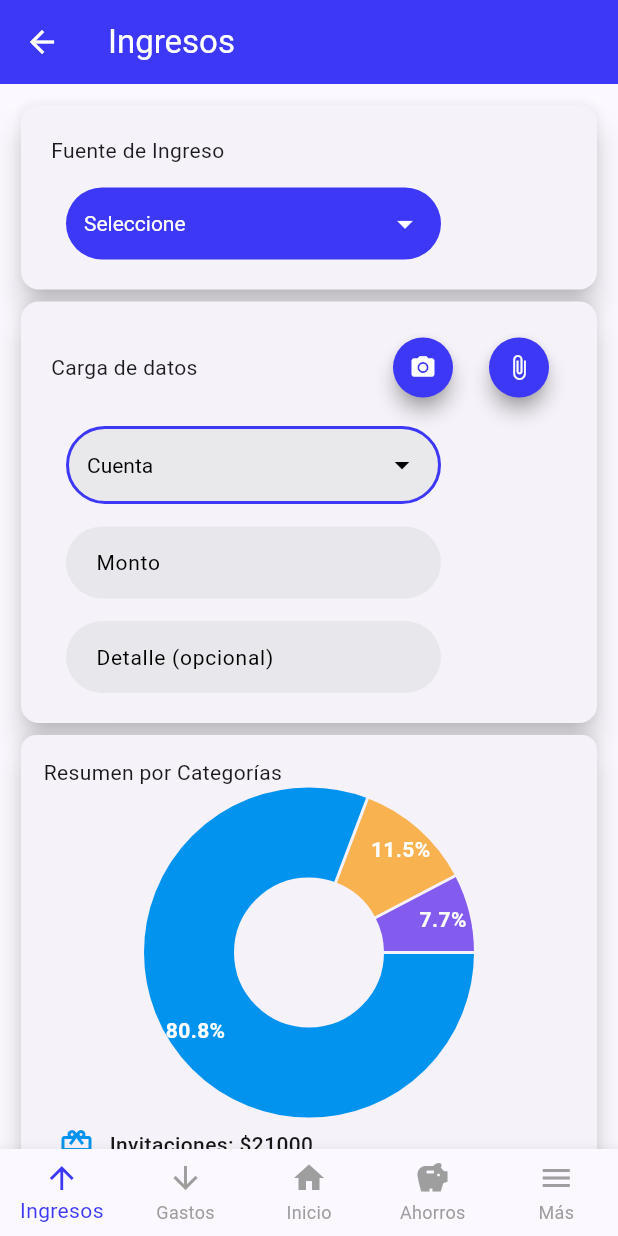
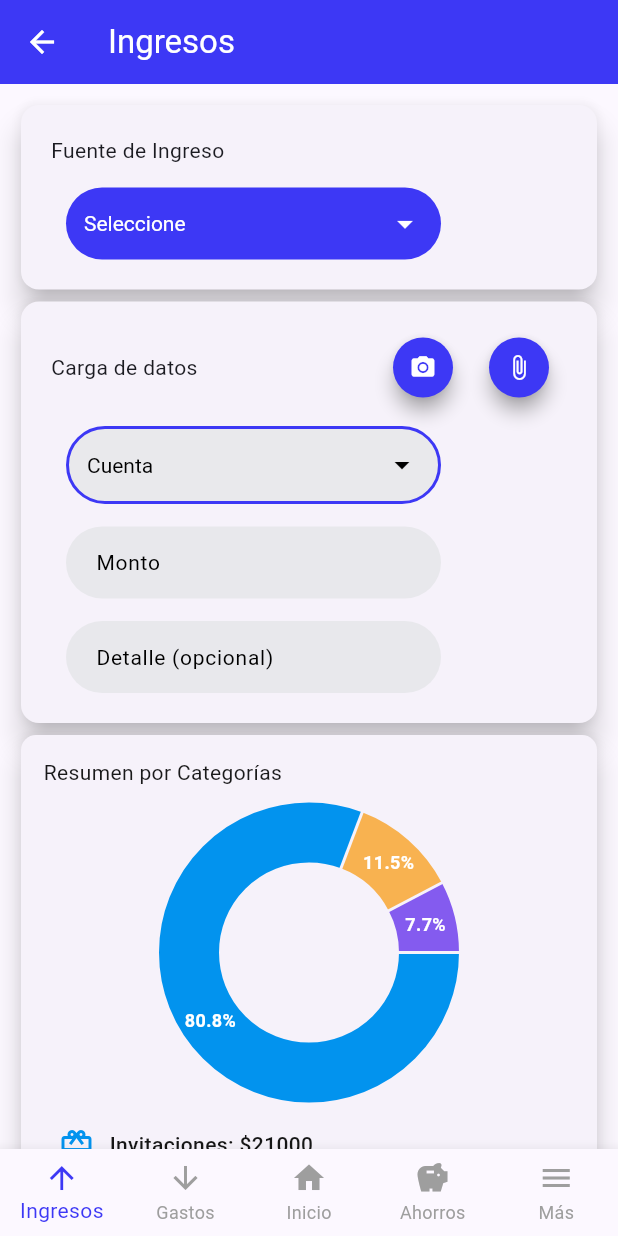
Before and after one commit to Marcee096/marnager, a Flutter app: the IngresosPage screen opened directly, on a phone screen of 412 x 824 dp. Run offline on Flutter 3.47's test engine with Material 3 defaults, Android fonts, the phone set to English and light mode, and no system bars; drawn by our look-alikes of fl_chart; missing offline and left inert: fluid_dropdown_input.

Commit message:
arreglar espacio en grafico de ingresos

```diff
--- a/lib/src/pages/ingresos_page.dart
+++ b/lib/src/pages/ingresos_page.dart
@@ -431,7 +431,7 @@ class _IngresosPageState extends State<IngresosPage> {
       child: PieChart(
         PieChartData(
           sectionsSpace: 2,
-          centerSpaceRadius: 50,
+          centerSpaceRadius: 60,
           sections: datos.entries.map((entry) {
             int index = datos.keys.toList().indexOf(entry.key);
             double porcentaje = (entry.value / total) * 100;
@@ -439,15 +439,15 @@ class _IngresosPageState extends State<IngresosPage> {
               value: entry.value,
               color: colores[index % colores.length],
               title: '${porcentaje.toStringAsFixed(1)}%',
-              radius: 60,
+              radius: 40,
               showTitle: true,
               titleStyle: const TextStyle(
                 color: Colors.white,
-                fontSize: 14,
+                fontSize: 12,
                 fontWeight: FontWeight.bold
               ),
               borderSide: BorderSide.none,
-              titlePositionPercentageOffset: 0.7,
+              titlePositionPercentageOffset: 0.5,
             );
           }).toList(),
         ),
@@ -455,7 +455,7 @@ class _IngresosPageState extends State<IngresosPage> {
     );
   }
 
-  // Actualiza la card del gráfico para usar el nuevo método
+
   Widget _cardGrafico(Map<String, double> datos) {
     // Título dinámico según la selección
     String titulo = _opcionSeleccionadaDropdown == null
```
